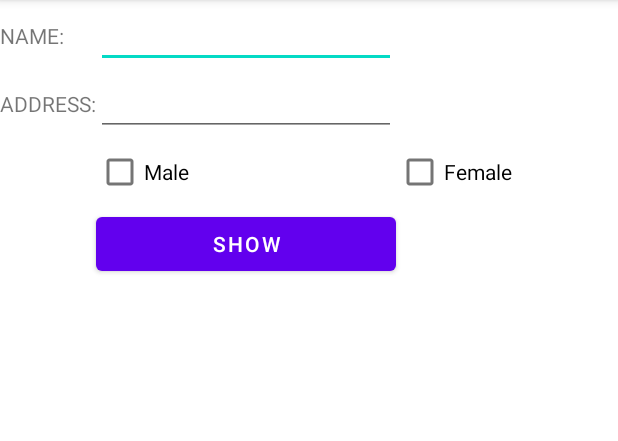
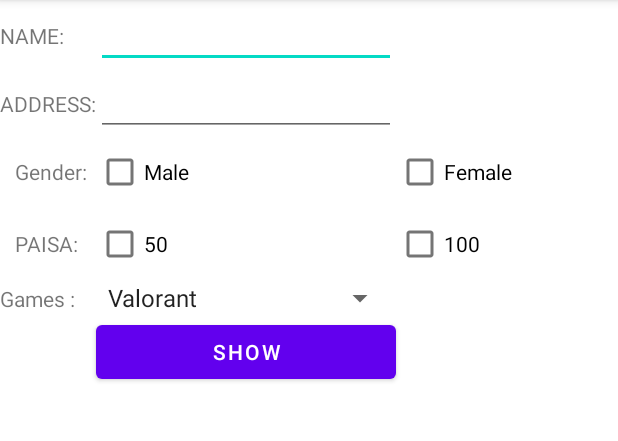
Before and after one commit to PAN-MAN/Mobile-Programming, an Android app: the screen it shows after launch (FormActivity), on a phone screen of 412 x 824 dp, the part 84-525 px from its top. Run offline under Robolectric (Android 15) with nearby library versions, the light colour scheme and no system bars.

Commit message:
spinner in formActivity

```diff
--- a/app/src/main/java/com/example/mobile/FormActivity.java
+++ b/app/src/main/java/com/example/mobile/FormActivity.java
@@ -2,9 +2,11 @@ package com.example.mobile;
 
 import android.os.Bundle;
 import android.view.View;
+import android.widget.ArrayAdapter;
 import android.widget.Button;
 import android.widget.CheckBox;
 import android.widget.EditText;
+import android.widget.Spinner;
 import android.widget.TextView;
 
 import androidx.appcompat.app.AppCompatActivity;
@@ -15,6 +17,14 @@ public class FormActivity extends AppCompatActivity {
     protected void onCreate(Bundle savedInstanceState) {
         super.onCreate(savedInstanceState);
         setContentView(R.layout.form);
+
+        // Initialize the spinner
+        Spinner spin = findViewById(R.id.spinner);
+        String[] courses = { "Valorant", "League of Legends", "Palworld", "Clash of clans", "PUBG", "GU" };
+        ArrayAdapter<String> adapter = new ArrayAdapter<>(this, android.R.layout.simple_spinner_item, courses);
+        adapter.setDropDownViewResource(android.R.layout.simple_spinner_dropdown_item);
+        spin.setAdapter(adapter);
+
         addListenerOnButton();
     }
 
@@ -26,6 +36,8 @@ public class FormActivity extends AppCompatActivity {
         TextView output2 = findViewById(R.id.output2);
         CheckBox checkMale = findViewById(R.id.check);
         CheckBox checkFemale = findViewById(R.id.check2);
+        CheckBox check50 = findViewById(R.id.check3);
+        CheckBox check100 = findViewById(R.id.check4);
 
         buttonShow.setOnClickListener(new View.OnClickListener() {
             @Override
@@ -34,6 +46,10 @@ public class FormActivity extends AppCompatActivity {
                 String name = nam.getText().toString().trim();
                 String address = Add.getText().toString().trim();
                 String gender = "";
+                String paisa = "";
+
+                Spinner spin = findViewById(R.id.spinner);
+                String selectedCourse = spin.getSelectedItem().toString();
 
                 // Determine which CheckBox is checked
                 if (checkMale.isChecked()) {
@@ -42,9 +58,18 @@ public class FormActivity extends AppCompatActivity {
                     gender = "Female";
                 }
 
+                if (check50.isChecked()) {
+                    paisa = "Rs. 50 de mero";
+                } else if (check100.isChecked()) {
+                    paisa = "Rs. 100 chai kaile dine";
+                }
+
                 // Display the entered text in TextViews
                 output1.setText("Name: " + name);
-                output2.setText("Address: " + address + "\nGender: " + gender);
+                output2.setText("Address: " + address +
+                                "\nGender: " + gender +
+                                "\nPaisa: " + paisa +
+                                "\nCourse: " + selectedCourse);
             }
         });
     }
--- a/app/src/main/res/layout/form.xml
+++ b/app/src/main/res/layout/form.xml
@@ -35,18 +35,64 @@
     </TableRow>
 
     <TableRow>
+        <TextView
+            android:layout_width="wrap_content"
+            android:layout_height="wrap_content"
+            android:text="Gender:"
+            android:layout_column="1"
+            android:paddingLeft="10dp">
+        </TextView>
         <CheckBox
             android:id="@+id/check"
             android:layout_width="wrap_content"
             android:layout_height="wrap_content"
             android:text="Male"
-            android:layout_column="2" />
+            android:layout_column="2"
+            />
         <CheckBox
             android:id="@+id/check2"
             android:layout_width="wrap_content"
             android:layout_height="wrap_content"
             android:text="Female"
             android:layout_column="3" />
+    </TableRow>
+    <TableRow>
+        <TextView
+            android:layout_width="wrap_content"
+            android:layout_height="wrap_content"
+            android:text="PAISA:"
+            android:layout_column="1"
+            android:paddingLeft="10dp">
+        </TextView>
+        <CheckBox
+            android:id="@+id/check3"
+            android:layout_width="wrap_content"
+            android:layout_height="wrap_content"
+            android:text="50"
+            android:layout_column="2">
+        </CheckBox>
+        <CheckBox
+            android:id="@+id/check4"
+            android:layout_width="wrap_content"
+            android:layout_height="wrap_content"
+            android:text="100"
+            android:layout_column="2">
+        </CheckBox>
+
+    </TableRow>
+    <TableRow>
+        <TextView
+            android:layout_width="wrap_content"
+            android:layout_height="wrap_content"
+            android:text="Games :"
+            android:layout_column="1">
+        </TextView>
+        <Spinner
+            android:id="@+id/spinner"
+            android:layout_height="wrap_content"
+            android:layout_width="wrap_content"
+            android:layout_column="2">
+        </Spinner>
     </TableRow>
 
     <TableRow>
```
Also changed, not shown: app/src/main/AndroidManifest.xml (+8 -5 lines), app/src/main/java/com/example/mobile/RadiobuttonActivity.java (added, +36 -0 lines), app/src/main/res/layout/activity_radiobutton.xml (added, +49 -0 lines).
